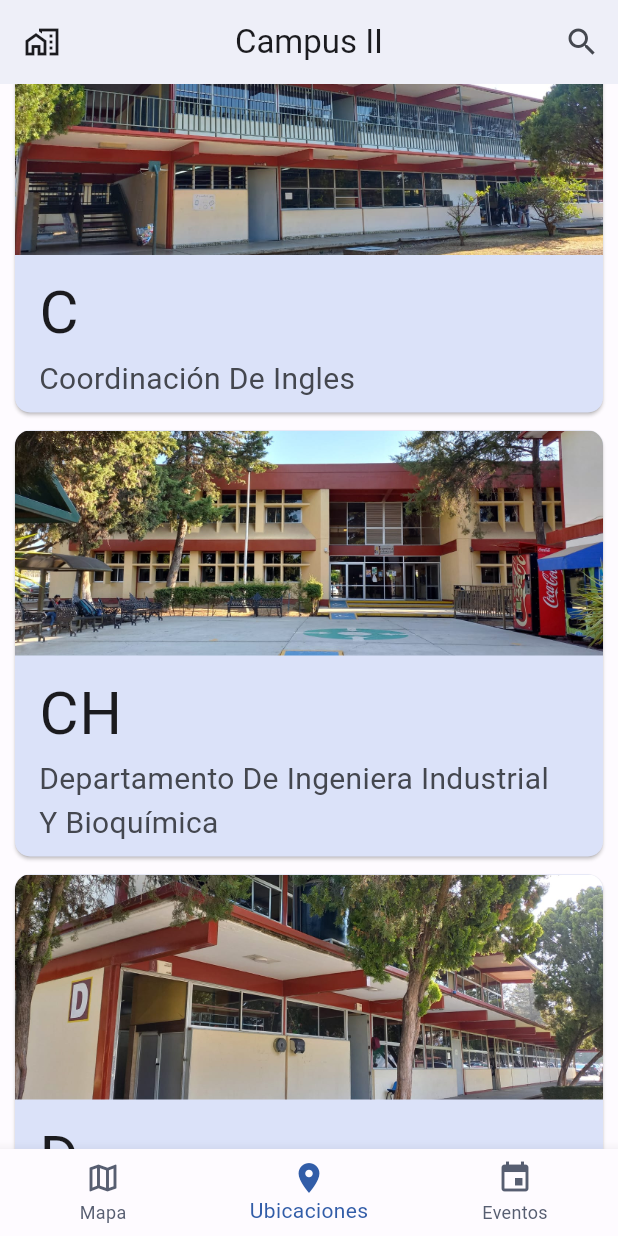
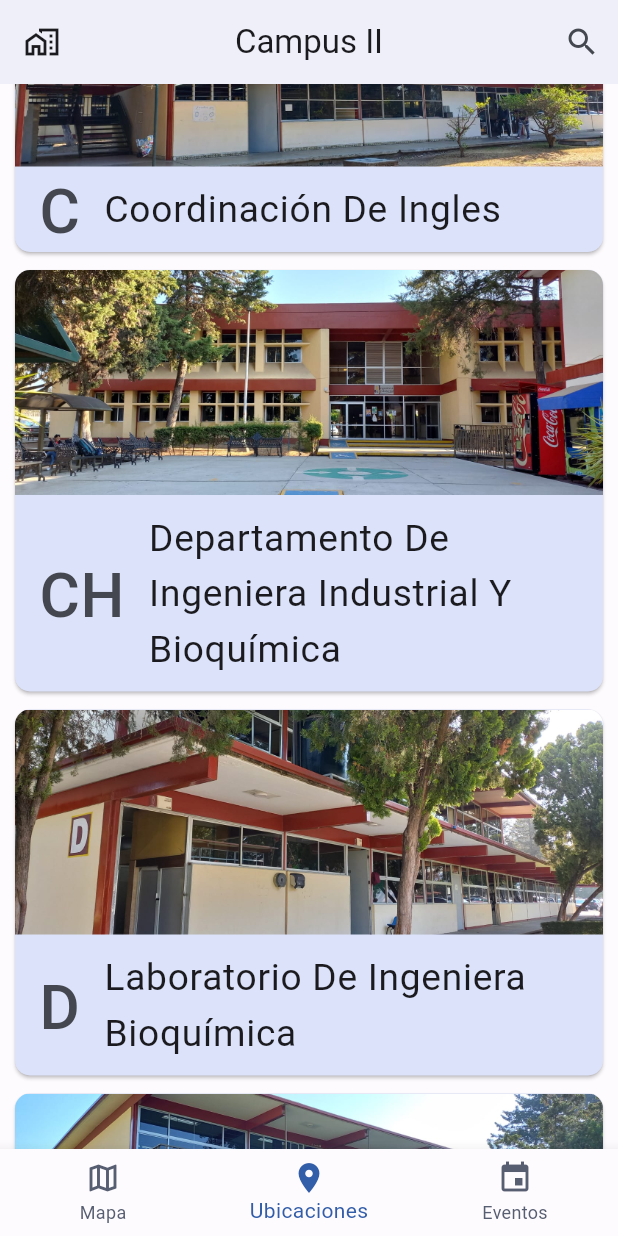
Before and after one commit to LeiWithP/PonyMapsFlutter, a Flutter app: the screen it shows after launch, item 2 of the bottom bar chosen, scrolled down 576 dp, after a tap on the "home work" icon, on a phone screen of 412 x 824 dp. Run offline on Flutter 3.47's test engine with Material 2 defaults, Android fonts, the phone set to English and light mode, and no system bars; our stand-ins replace cached_network_image, flutter_cache_manager, flutter_map, flutter_svg, geolocator, latlong2 and 1 more; missing offline and left inert: flutter_map_location_marker; network calls fail; statements that could not run were skipped.

Commit message:
UI location title change, UI location areas change

```diff
--- a/lib/cards/ubicacionCard.dart
+++ b/lib/cards/ubicacionCard.dart
@@ -1,5 +1,6 @@
 import 'package:flutter/material.dart';
 import 'package:ponymapscross/main.dart';
+import 'package:sizer/sizer.dart';
 
 class UbicacionCard extends StatefulWidget {
   final String title;
@@ -65,14 +66,16 @@ class _ExpandableCardState extends State<UbicacionCard> {
               ),
             ),
             ListTile(
+              leading:  Text(
+                widget.title,
+                style: TextStyle(fontSize: 30.sp),
+              ),
               title: Text(
-                widget.title,
-                style: const TextStyle(fontSize: 40.0),
+                widget.subtitle,
+                style: TextStyle(fontSize: 18.sp),
               ),
-              subtitle: Text(
-                widget.subtitle,
-                style: const TextStyle(fontSize: 20.0),
-              ),
+              minVerticalPadding: 10.0,
+
             ),
             AnimatedContainer(
               duration: const Duration(milliseconds: 200),
@@ -80,9 +83,21 @@ class _ExpandableCardState extends State<UbicacionCard> {
               height: isExpanded ? null : 0,
               child: Padding(
                 padding: const EdgeInsets.all(16.0),
-                child: Text(
-                  widget.areas,
-                ),
+                child: Column(
+                  children: [
+
+                    ExpansionTile(
+                      leading: Icon( Icons.layers),
+                      title: Text('Departamentos'),
+                      children: <Widget>[
+                        Text(widget.areas),
+                      ],
+
+                    ),
+
+                  ],
+
+                )
               ),
             ),
           ],
--- a/lib/main.dart
+++ b/lib/main.dart
@@ -65,6 +65,7 @@ class _MyHomePageState extends State<MyHomePage> {
   ];
 
   late String appTitle;
+  bool _isSearchBarVisible = false;
 
   @override
   void initState() {
@@ -86,7 +87,6 @@ class _MyHomePageState extends State<MyHomePage> {
     });
   }
 
-  bool _isSearchBarVisible = false;
 
   void _toggleSearchBarVisibility() {
     setState(() {
@@ -110,18 +110,12 @@ class _MyHomePageState extends State<MyHomePage> {
           onPressed: (){
 
           if(appTitle == _titles[0]){
-            print("fuuuu");
-            print(appTitle);
             setState(() {
               appTitle = _titles[1];
             });
 
           }
           else{
-            print("2222222");
-            print(appTitle);
-            print(_titles[0]);
-            print(_titles[1]);
             setState(() {
               appTitle = _titles[0];
             });
```
